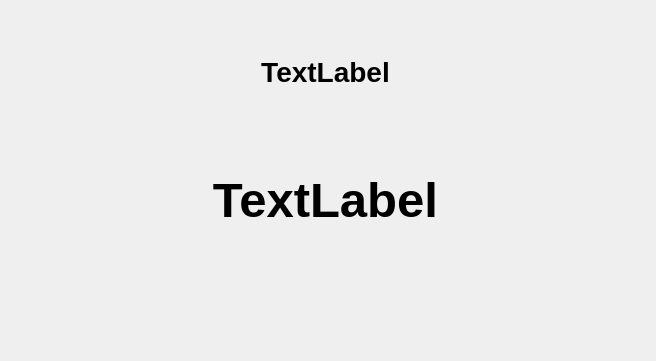
RomanB51/Interface, file mainwindow.ui: the form before one commit.
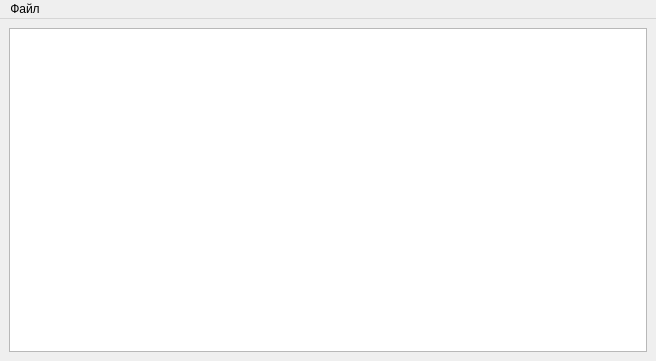
The form after the commit. Icons and pictures are not drawn.

Commit message: Урок 26, показано как растянуть виджет на все окно  MainWindow,чтобы рамок не было

The edit to the form file:
```diff
--- a/mainwindow.ui
+++ b/mainwindow.ui
@@ -14,53 +14,11 @@
    <string>MainWindow</string>
   </property>
   <widget class="QWidget" name="centralwidget">
-   <widget class="QWidget" name="">
-    <property name="geometry">
-     <rect>
-      <x>120</x>
-      <y>10</y>
-      <width>411</width>
-      <height>251</height>
-     </rect>
-    </property>
-    <layout class="QVBoxLayout" name="verticalLayout">
-     <item>
-      <widget class="QLabel" name="label_2">
-       <property name="font">
-        <font>
-         <pointsize>21</pointsize>
-         <bold>true</bold>
-        </font>
-       </property>
-       <property name="text">
-        <string>TextLabel</string>
-       </property>
-       <property name="alignment">
-        <set>Qt::AlignCenter</set>
-       </property>
-      </widget>
-     </item>
-     <item>
-      <widget class="QLabel" name="label">
-       <property name="font">
-        <font>
-         <pointsize>37</pointsize>
-         <bold>true</bold>
-        </font>
-       </property>
-       <property name="layoutDirection">
-        <enum>Qt::LeftToRight</enum>
-       </property>
-       <property name="text">
-        <string>TextLabel</string>
-       </property>
-       <property name="alignment">
-        <set>Qt::AlignCenter</set>
-       </property>
-      </widget>
-     </item>
-    </layout>
-   </widget>
+   <layout class="QVBoxLayout" name="verticalLayout">
+    <item>
+     <widget class="QTextEdit" name="textEdit"/>
+    </item>
+   </layout>
   </widget>
   <widget class="QMenuBar" name="menubar">
    <property name="geometry">
@@ -71,6 +29,12 @@
      <height>22</height>
     </rect>
    </property>
+   <widget class="QMenu" name="menu">
+    <property name="title">
+     <string>Файл</string>
+    </property>
+   </widget>
+   <addaction name="menu"/>
   </widget>
   <action name="action">
    <property name="icon">
```
The commit also changes 6 other files.
